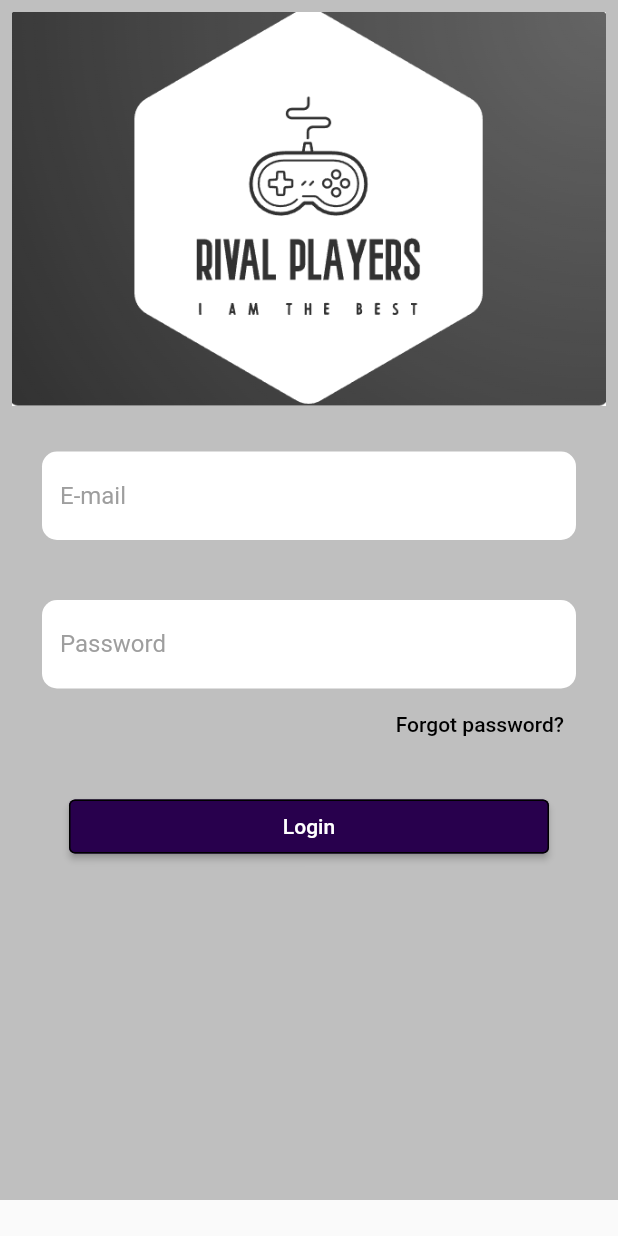
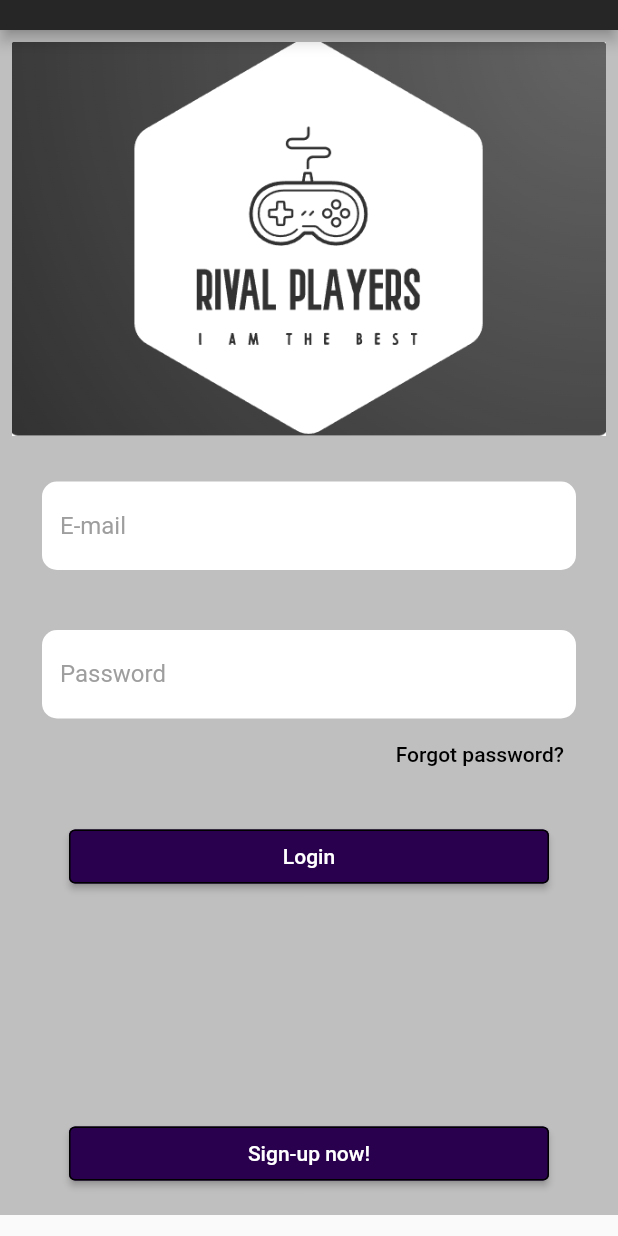
Before and after one commit to ramonbasilio/rival_players, a Flutter app: the screen it shows after launch, on a phone screen of 412 x 824 dp. Run offline on Flutter 3.47's test engine with Material 2 defaults, Android fonts, the phone set to English and light mode, and no system bars; our stand-ins replace google_fonts.

Commit message:
Criada tela de cadastro e rotas de navegação basica. 19/11/2022

```diff
--- a/lib/login-page.dart
+++ b/lib/login-page.dart
@@ -1,4 +1,5 @@
 import 'package:flutter/material.dart';
+import 'package:rival_players_demo/signup-page.dart';
 
 class loginPage extends StatefulWidget {
   const loginPage({Key? key}) : super(key: key);
@@ -14,10 +15,15 @@ class _loginPageState extends State<loginPage> {
   @override
   Widget build(BuildContext context) {
     return Scaffold(
+      appBar: PreferredSize(
+          preferredSize: const Size.fromHeight(20),
+          child: AppBar(
+            backgroundColor: const Color.fromARGB(255, 38, 38, 38),
+          )),
       body: SingleChildScrollView(
         child: SafeArea(
           child: Container(
-            height: 800,
+            //height: 789,
             color: const Color.fromARGB(255, 191, 191, 191),
             child: Padding(
               padding: const EdgeInsets.all(8.0),
@@ -110,6 +116,29 @@ class _loginPageState extends State<loginPage> {
                             ),
                           ),
                         ), //LOGIN
+                        Padding(
+                          padding:
+                              const EdgeInsets.only(top: 130.0, bottom: 9.0),
+                          child: SizedBox(
+                            width: 320,
+                            child: ElevatedButton(
+                              style: ElevatedButton.styleFrom(
+                                backgroundColor:
+                                    const Color.fromARGB(255, 40, 0, 77),
+                                foregroundColor: Colors.white,
+                                side: const BorderSide(color: Colors.black),
+                              ),
+                              onPressed: () async {
+                                print('Apertou o botao');
+                                Navigator.push(
+                                    context,
+                                    MaterialPageRoute(
+                                        builder: (context) => pageSignUp()));
+                              },
+                              child: Text('Sign-up now!'),
+                            ),
+                          ),
+                        ), //SIGN-UP
                       ],
                     ),
                   )
--- a/lib/main.dart
+++ b/lib/main.dart
@@ -1,5 +1,6 @@
 import 'package:flutter/material.dart';
 import 'package:rival_players_demo/login-page.dart';
+import 'package:rival_players_demo/signup-page.dart';
 
 void main() {
   runApp(const MyApp());
--- a/pubspec.yaml
+++ b/pubspec.yaml
@@ -36,6 +36,7 @@ dependencies:
   # The following adds the Cupertino Icons font to your application.
   # Use with the CupertinoIcons class for iOS style icons.
   cupertino_icons: ^1.0.2
+  google_fonts: ^3.0.1
 
 dev_dependencies:
   flutter_test:
```
Also changed, not shown: lib/signup-page.dart (added, +148 -0 lines), pubspec.lock, 1 other file.
